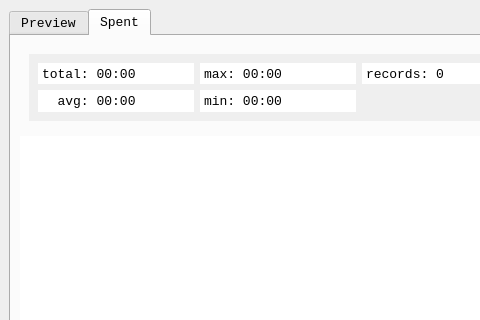
Old version of the form tgrp/mainwindow.ui in the repository WANDEX/attila; both pictures show x 0 to 480 and y 0 to 320 of the 832 by 611 pixel window.
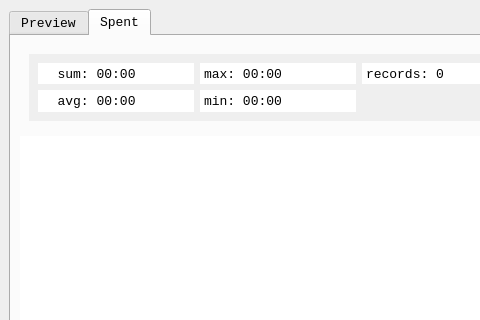
New version of the form. The open tabs and pages were chosen to show the change.

Commit message: [mainwindow.ui] minor: statsTotal -> statsSum

```diff
--- a/tgrp/mainwindow.ui
+++ b/tgrp/mainwindow.ui
@@ -343,7 +343,7 @@
                   <bool>true</bool>
                  </property>
                  <property name="plainText">
-                  <string>total: 00:00</string>
+                  <string>  sum: 00:00</string>
                  </property>
                 </widget>
                </item>
```
Left out of the diff: 2 changed lines with no effect on the pictures.
